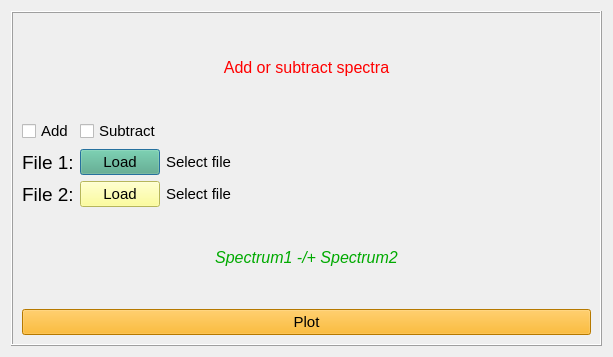
This is nasagamma/win_add_subtract.ui in mauricioAyllon/NASA-gamma as Qt 5 draws it before an edit. The edited form follows.
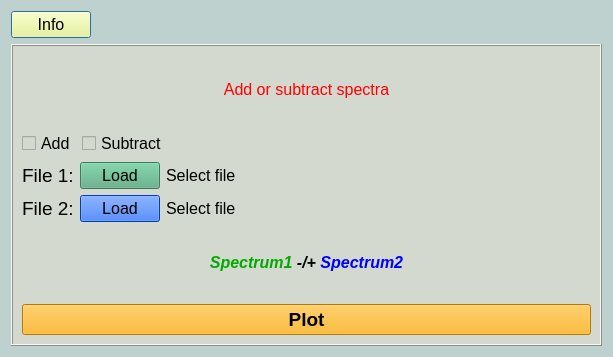
This is the edited form.

```diff
--- a/nasagamma/win_add_subtract.ui
+++ b/nasagamma/win_add_subtract.ui
@@ -13,9 +13,43 @@
   <property name="windowTitle">
    <string>Dialog</string>
   </property>
+  <property name="styleSheet">
+   <string notr="true">background-color: rgb(190, 209, 206);</string>
+  </property>
   <layout class="QGridLayout" name="gridLayout">
    <item row="0" column="0">
+    <widget class="QPushButton" name="button_info">
+     <property name="font">
+      <font>
+       <pointsize>12</pointsize>
+      </font>
+     </property>
+     <property name="styleSheet">
+      <string notr="true">background-color: rgb(255, 255, 127);</string>
+     </property>
+     <property name="text">
+      <string>Info</string>
+     </property>
+    </widget>
+   </item>
+   <item row="0" column="1">
+    <spacer name="horizontalSpacer">
+     <property name="orientation">
+      <enum>Qt::Horizontal</enum>
+     </property>
+     <property name="sizeHint" stdset="0">
+      <size>
+       <width>40</width>
+       <height>20</height>
+      </size>
+     </property>
+    </spacer>
+   </item>
+   <item row="1" column="0" colspan="2">
     <widget class="QFrame" name="frame">
+     <property name="styleSheet">
+      <string notr="true">background-color: rgb(212, 217, 208);</string>
+     </property>
      <property name="frameShape">
       <enum>QFrame::Box</enum>
      </property>
@@ -36,7 +70,7 @@
          <widget class="QCheckBox" name="checkBox_add">
           <property name="font">
            <font>
-            <pointsize>11</pointsize>
+            <pointsize>12</pointsize>
            </font>
           </property>
           <property name="text">
@@ -51,7 +85,7 @@
          <widget class="QCheckBox" name="checkBox_sub">
           <property name="font">
            <font>
-            <pointsize>11</pointsize>
+            <pointsize>12</pointsize>
            </font>
           </property>
           <property name="text">
@@ -83,7 +117,7 @@
          <widget class="QPushButton" name="button_load1">
           <property name="font">
            <font>
-            <pointsize>11</pointsize>
+            <pointsize>12</pointsize>
            </font>
           </property>
           <property name="styleSheet">
@@ -122,11 +156,11 @@
          <widget class="QPushButton" name="button_load2">
           <property name="font">
            <font>
-            <pointsize>11</pointsize>
+            <pointsize>12</pointsize>
            </font>
           </property>
           <property name="styleSheet">
-           <string notr="true">background-color: rgb(255, 255, 127);</string>
+           <string notr="true">background-color: rgb(0, 85, 255);</string>
           </property>
           <property name="text">
            <string>Load</string>
@@ -137,7 +171,7 @@
          <widget class="QLabel" name="filename1">
           <property name="font">
            <font>
-            <pointsize>11</pointsize>
+            <pointsize>12</pointsize>
            </font>
           </property>
           <property name="text">
@@ -162,7 +196,7 @@
          <widget class="QLabel" name="filename2">
           <property name="font">
            <font>
-            <pointsize>11</pointsize>
+            <pointsize>12</pointsize>
            </font>
           </property>
           <property name="text">
@@ -190,10 +224,12 @@
         <property name="font">
          <font>
           <pointsize>12</pointsize>
+          <weight>75</weight>
+          <bold>true</bold>
          </font>
         </property>
         <property name="text">
-         <string>&lt;html&gt;&lt;head/&gt;&lt;body&gt;&lt;p align=&quot;center&quot;&gt;&lt;span style=&quot; font-style:italic; color:#00aa00;&quot;&gt;Spectrum1 -/+ Spectrum2&lt;/span&gt;&lt;/p&gt;&lt;/body&gt;&lt;/html&gt;</string>
+         <string>&lt;html&gt;&lt;head/&gt;&lt;body&gt;&lt;p align=&quot;center&quot;&gt;&lt;span style=&quot; font-style:italic; color:#00aa00;&quot;&gt;Spectrum1 &lt;/span&gt;&lt;span style=&quot; font-style:italic; color:#000000;&quot;&gt;-/+ &lt;/span&gt;&lt;span style=&quot; font-style:italic; color:#0000ff;&quot;&gt;Spectrum2&lt;/span&gt;&lt;/p&gt;&lt;/body&gt;&lt;/html&gt;</string>
         </property>
        </widget>
       </item>
@@ -201,7 +237,9 @@
        <widget class="QPushButton" name="button_plot">
         <property name="font">
          <font>
-          <pointsize>11</pointsize>
+          <pointsize>14</pointsize>
+          <weight>75</weight>
+          <bold>true</bold>
          </font>
         </property>
         <property name="styleSheet">
```
